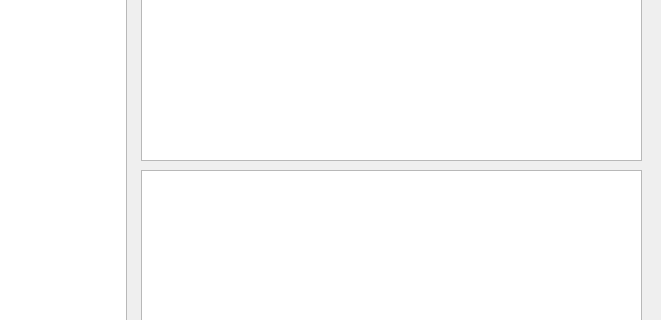
gaozhenzhong/public, file qt/netTool/netTool/netTool.ui: the form before one commit; both pictures show x 139 to 800 and y 130 to 450 of the 800 by 592 pixel window.
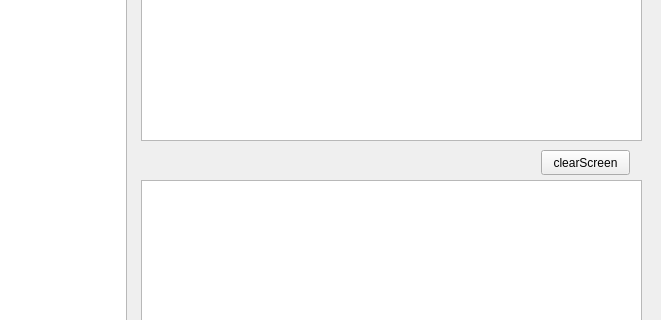
The form after the commit.

Patch:
```diff
--- a/qt/netTool/netTool/netTool.ui
+++ b/qt/netTool/netTool/netTool.ui
@@ -30,7 +30,7 @@
       <x>280</x>
       <y>90</y>
       <width>501</width>
-      <height>201</height>
+      <height>181</height>
      </rect>
     </property>
    </widget>
@@ -51,9 +51,9 @@
     <property name="geometry">
      <rect>
       <x>280</x>
-      <y>300</y>
+      <y>310</y>
       <width>501</width>
-      <height>201</height>
+      <height>191</height>
      </rect>
     </property>
    </widget>
@@ -106,6 +106,19 @@
      <string>Hex</string>
     </property>
    </widget>
+   <widget class="QPushButton" name="cleanScreenButton">
+    <property name="geometry">
+     <rect>
+      <x>680</x>
+      <y>280</y>
+      <width>89</width>
+      <height>25</height>
+     </rect>
+    </property>
+    <property name="text">
+     <string>clearScreen</string>
+    </property>
+   </widget>
   </widget>
   <widget class="QMenuBar" name="menubar">
    <property name="geometry">
```
